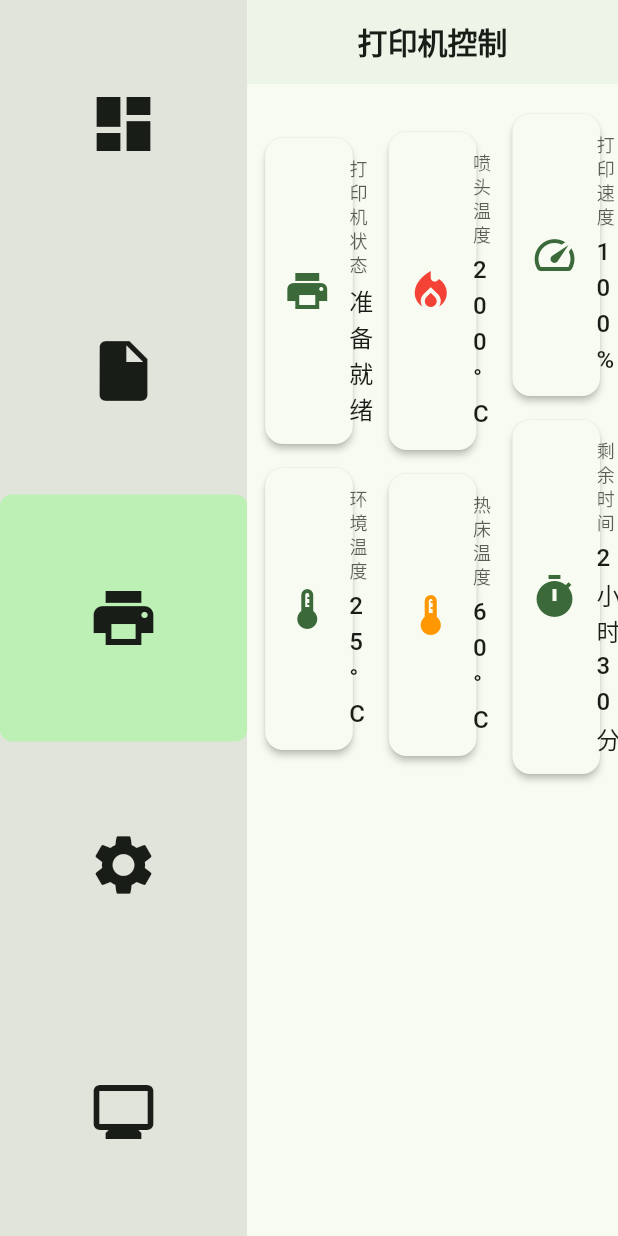
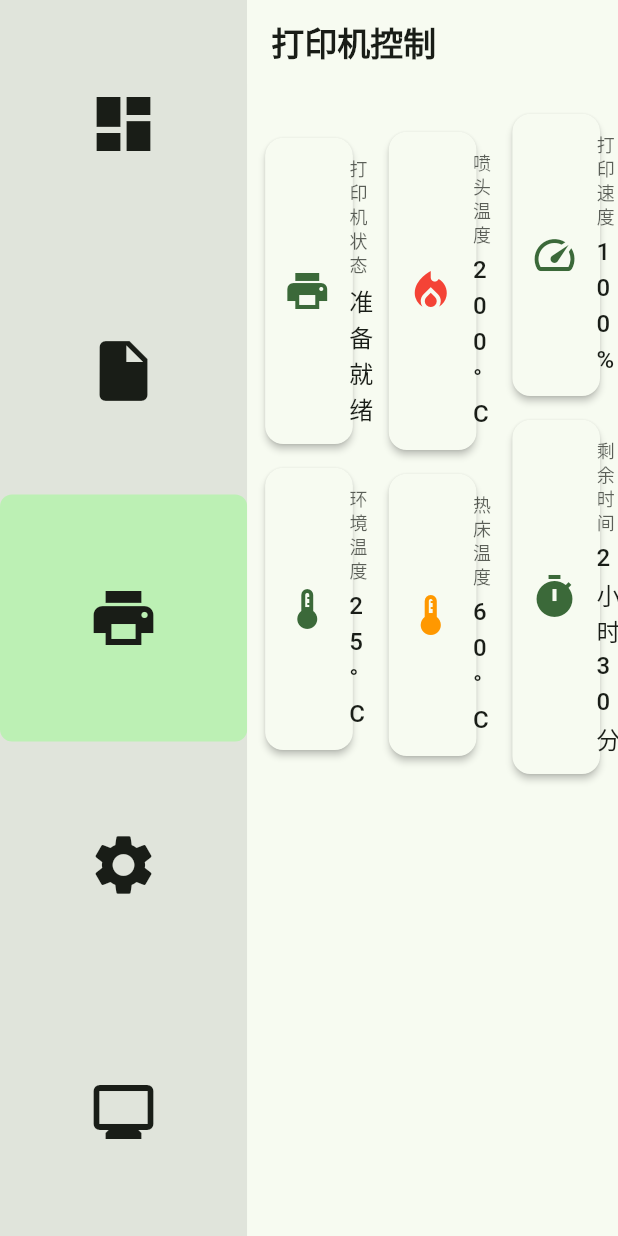
Before and after one commit to yaotutu/creo_touch, a Flutter app: the screen it shows after launch, on a phone screen of 412 x 824 dp. Run offline on Flutter 3.47's test engine with Material 3 defaults, Android fonts, the light colour scheme and no system bars; our stand-ins replace dio, flutter_hooks, flutter_riverpod, freezed_annotation, go_router, hooks_riverpod and 1 more.

Commit message:
优化主题样式，移除不必要的 AppBar 配置，调整文本颜色应用方式

```diff
--- a/lib/themes/app_theme.dart
+++ b/lib/themes/app_theme.dart
@@ -4,62 +4,45 @@ class AppTheme {
   static ThemeData getTheme(Color primaryColor) {
     final colorScheme = ColorScheme.fromSeed(
       seedColor: primaryColor,
-      // brightness: Brightness.dark,
     );
 
     return ThemeData(
       useMaterial3: true,
       colorScheme: colorScheme,
       scaffoldBackgroundColor: colorScheme.surface,
-      appBarTheme: AppBarTheme(
-        backgroundColor: colorScheme.surface,
-        elevation: 1,
-        centerTitle: true,
-        titleTextStyle: TextStyle(
-          fontSize: 20,
-          fontWeight: FontWeight.bold,
-          color: colorScheme.onSurface,
-        ),
-        iconTheme: IconThemeData(color: colorScheme.onSurface),
-      ),
       textTheme: TextTheme(
         displayLarge: TextStyle(
           fontSize: 36,
           fontWeight: FontWeight.bold,
-          color: colorScheme.onSurface,
         ),
         displayMedium: TextStyle(
           fontSize: 32,
           fontWeight: FontWeight.bold,
-          color: colorScheme.onSurface,
         ),
         headlineLarge: TextStyle(
           fontSize: 28,
           fontWeight: FontWeight.bold,
-          color: colorScheme.onSurface,
         ),
         titleLarge: TextStyle(
           fontSize: 22,
           fontWeight: FontWeight.w600,
-          color: colorScheme.onSurface,
         ),
         bodyLarge: TextStyle(
           fontSize: 18,
-          color: colorScheme.onSurface,
         ),
         bodyMedium: TextStyle(
           fontSize: 16,
-          color: colorScheme.onSurface,
         ),
         labelLarge: TextStyle(
           fontSize: 16,
           fontWeight: FontWeight.w500,
-          color: colorScheme.onSurface,
         ),
         labelMedium: TextStyle(
           fontSize: 14,
-          color: colorScheme.onSurface.withOpacity(0.7),
         ),
+      ).apply(
+        bodyColor: colorScheme.onSurface,
+        displayColor: colorScheme.onSurface,
       ),
       elevatedButtonTheme: ElevatedButtonThemeData(
         style: ElevatedButton.styleFrom(
@@ -85,9 +68,8 @@ class AppTheme {
       ),
       snackBarTheme: SnackBarThemeData(
         backgroundColor: colorScheme.surface,
-        contentTextStyle: TextStyle(
+        contentTextStyle: const TextStyle(
           fontSize: 16,
-          color: colorScheme.onSurface,
         ),
         behavior: SnackBarBehavior.floating,
         shape: RoundedRectangleBorder(
```
